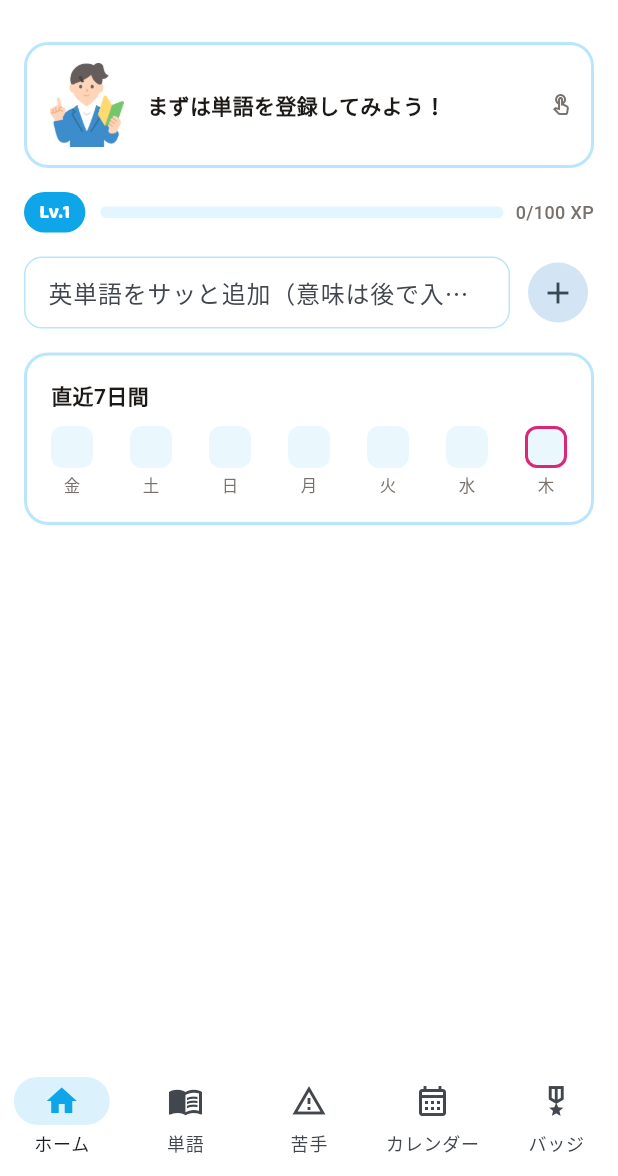
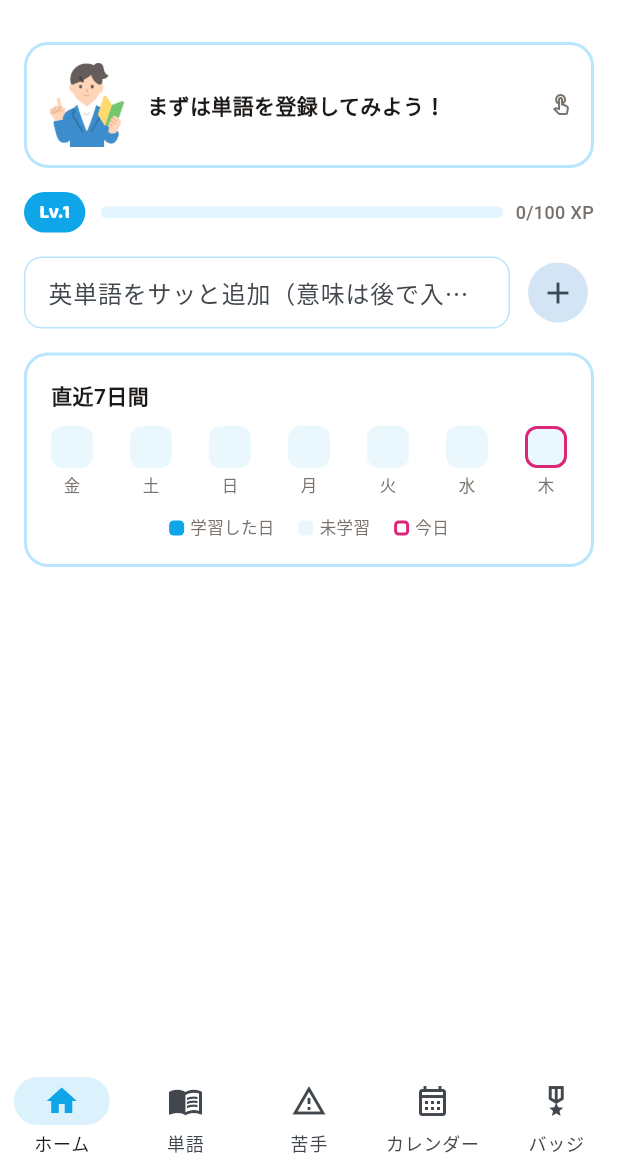
Before and after one commit to Dokya0513/Huetan, a Flutter app: the screen it shows after launch, on a phone screen of 412 x 824 dp, the part 60-1236 px from its top. Run offline on Flutter 3.47's test engine with Material 3 defaults, Android fonts, the phone set to English and light mode, and no system bars; our stand-ins replace audioplayers, drift, flutter_riverpod, flutter_svg, flutter_tts, package_info_plus and 2 more; accounts and stored records are empty; generated files the repository leaves out were written again; Roboto replaces fonts that are missing (Zen Maru Gothic).

Commit message:
週間アクティビティの帯に凡例を追加
学習した日/未学習/今日の3項目を色で示す凡例を追加。

Co-Authored-By: Claude Sonnet 5 <noreply@anthropic.com>

```diff
--- a/lib/widgets/weekly_activity_strip.dart
+++ b/lib/widgets/weekly_activity_strip.dart
@@ -75,8 +75,78 @@ class WeeklyActivityStrip extends ConsumerWidget {
               );
             }).toList(),
           ),
+          const SizedBox(height: 12),
+          Row(
+            mainAxisAlignment: MainAxisAlignment.center,
+            children: [
+              _Legend(
+                swatch: Container(
+                  width: 10,
+                  height: 10,
+                  decoration: BoxDecoration(
+                    color: colors.primary,
+                    borderRadius: BorderRadius.circular(3),
+                  ),
+                ),
+                label: '学習した日',
+                colors: colors,
+              ),
+              const SizedBox(width: 16),
+              _Legend(
+                swatch: Container(
+                  width: 10,
+                  height: 10,
+                  decoration: BoxDecoration(
+                    color: colors.cardBorder.withValues(alpha: 0.3),
+                    borderRadius: BorderRadius.circular(3),
+                  ),
+                ),
+                label: '未学習',
+                colors: colors,
+              ),
+              const SizedBox(width: 16),
+              _Legend(
+                swatch: Container(
+                  width: 10,
+                  height: 10,
+                  decoration: BoxDecoration(
+                    borderRadius: BorderRadius.circular(3),
+                    border: Border.all(color: colors.secondary, width: 2),
+                  ),
+                ),
+                label: '今日',
+                colors: colors,
+              ),
+            ],
+          ),
         ],
       ),
     );
   }
 }
+
+class _Legend extends StatelessWidget {
+  final Widget swatch;
+  final String label;
+  final AppColors colors;
+  const _Legend({
+    required this.swatch,
+    required this.label,
+    required this.colors,
+  });
+
+  @override
+  Widget build(BuildContext context) {
+    return Row(
+      mainAxisSize: MainAxisSize.min,
+      children: [
+        swatch,
+        const SizedBox(width: 4),
+        Text(
+          label,
+          style: TextStyle(fontSize: 11, color: colors.textSecondary),
+        ),
+      ],
+    );
+  }
+}
```
